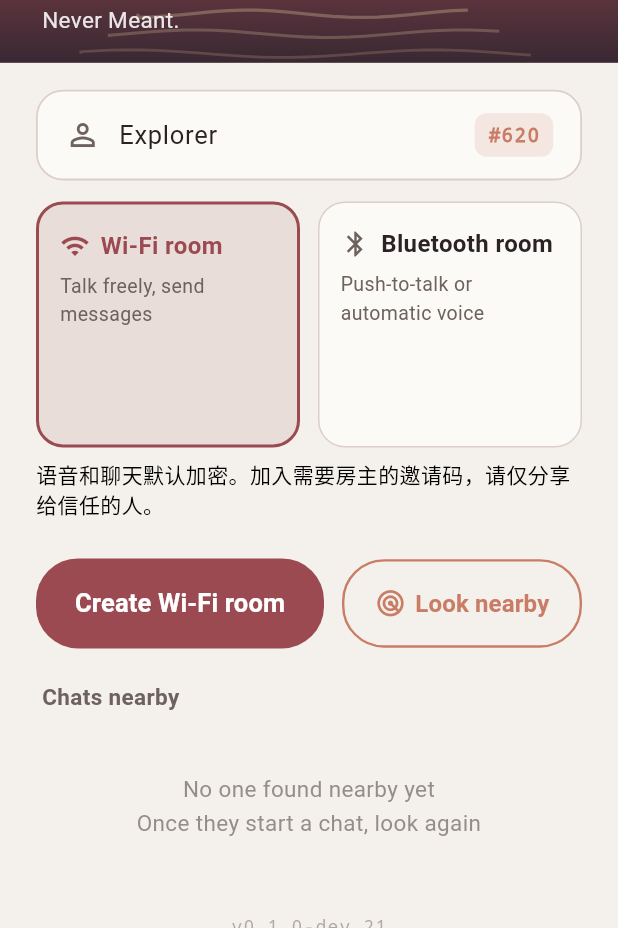
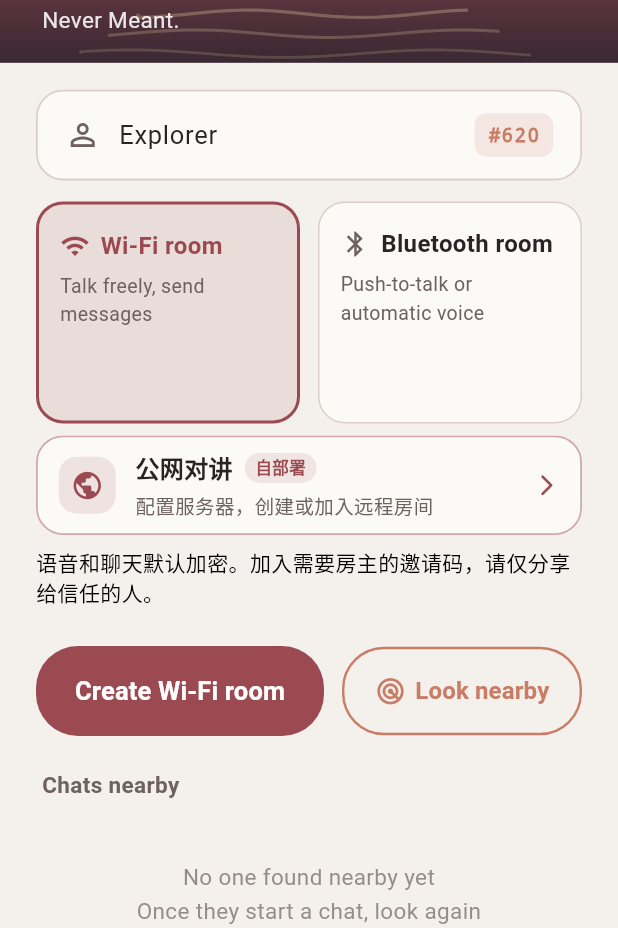
Before and after one commit to TimeLordFang/DawnMesh, a Flutter app: the screen it shows after launch, on a phone screen of 412 x 824 dp, the part 308-1236 px from its top. Run offline on Flutter 3.47's test engine with Material 3 defaults, Android fonts, the phone set to English and light mode, and no system bars; our stand-ins replace flutter_secure_storage; missing offline and left inert: cryptography, dart:ffi, livekit_client, pointycastle; accounts and stored records are empty.

Commit message:
修复网络房显示

```diff
--- a/lib/core/update/update_service.dart
+++ b/lib/core/update/update_service.dart
@@ -122,7 +122,7 @@
 }
 
 class UpdateService {
-  static const String currentVersion = '0.1.0-dev.21';
+  static const String currentVersion = '0.1.0-dev.22';
   static const String releasesPage =
       'https://github.com/TimeLordFang/DawnMesh/releases';
   static const String _releasesApi =
--- a/lib/l10n/app_strings.dart
+++ b/lib/l10n/app_strings.dart
@@ -224,8 +224,8 @@
   String get changelogTitle => isEn ? 'Recent changes' : '最近的变化';
   String get changelogBody =>
       isEn
-          ? '0.1.0-dev.21\nAdded self-hosted Internet intercom rooms with end-to-end encrypted audio, configurable servers, and host moderation.\nHosts can set a 1–60 minute recovery window, rename rooms, mute members, and hand over ownership.'
-          : '0.1.0-dev.21\n新增支持自部署服务端的公网对讲房，语音端到端加密，并可配置和切换服务端。\n房主可设置 1–60 分钟断线保留时长、修改房间名、禁言成员和移交房主。';
+          ? '0.1.0-dev.22\nThe Internet intercom entry is now always visible on the home screen, with direct access to self-hosted server settings.\nIncludes end-to-end encrypted audio, configurable servers, and host moderation.'
+          : '0.1.0-dev.22\n公网对讲入口现在完整显示在首页，可直接进入自部署服务器配置。\n支持语音端到端加密、切换服务器和房主管理。';
   String get licenseTitle => isEn ? 'Open source license' : '开源许可';
   String get licenseBody =>
       isEn
--- a/lib/ui/pages/home_page.dart
+++ b/lib/ui/pages/home_page.dart
@@ -448,11 +448,11 @@
                       child: LayoutBuilder(
                         builder: (context, constraints) {
                           final cardWidth = (constraints.maxWidth - 12) / 2;
-                          return SizedBox(
-                            height: 164,
-                            child: ListView(
-                              scrollDirection: Axis.horizontal,
-                              clipBehavior: Clip.none,
+                          return Column(
+                            children: [
+                              SizedBox(
+                                height: 148,
+                                child: Row(
                                   children: [
                                     SizedBox(
                                       width: cardWidth,
@@ -464,8 +464,9 @@
                                             _selectedMode ==
                                             RoomMode.wifiFullDuplex,
                                         isNight: isNight,
-                                    onTap: () =>
-                                        _selectMode(RoomMode.wifiFullDuplex),
+                                        onTap: () => _selectMode(
+                                          RoomMode.wifiFullDuplex,
+                                        ),
                                       ),
                                     ),
                                     const SizedBox(width: 12),
@@ -476,20 +477,18 @@
                                         title: s.bluetoothRoom,
                                         subtitle: s.bleRoomChipSubtitle,
                                         isSelected:
-                                        _selectedMode == RoomMode.bluetoothPtt,
+                                            _selectedMode ==
+                                            RoomMode.bluetoothPtt,
                                         isNight: isNight,
                                         onTap: () =>
                                             _selectMode(RoomMode.bluetoothPtt),
                                       ),
                                     ),
-                                const SizedBox(width: 12),
-                                SizedBox(
-                                  width: cardWidth,
-                                  child: _ModeSelectChip(
-                                    icon: Icons.public_rounded,
-                                    title: '网络对讲',
-                                    subtitle: '通过自部署服务器，与远方的人安全对讲',
-                                    isSelected: false,
+                                  ],
+                                ),
+                              ),
+                              const SizedBox(height: 8),
+                              _InternetEntryCard(
                                 isNight: isNight,
                                 onTap: () {
                                   FocusScope.of(context).unfocus();
@@ -504,9 +503,7 @@
                                   );
                                 },
                               ),
-                                ),
                             ],
-                            ),
                           );
                         },
                       ),
@@ -1164,6 +1161,104 @@
   }
 }
 
+class _InternetEntryCard extends StatelessWidget {
+  const _InternetEntryCard({required this.isNight, required this.onTap});
+
+  final bool isNight;
+  final VoidCallback onTap;
+
+  @override
+  Widget build(BuildContext context) {
+    final accent = isNight ? AppTheme.nightSkyBlue : AppTheme.dawnBurgundy;
+    final textPrimary = isNight
+        ? AppTheme.darkTextPrimary
+        : AppTheme.lightTextPrimary;
+    final textSecondary = isNight
+        ? AppTheme.darkTextSecondary
+        : AppTheme.lightTextSecondary;
+    final cardBg = isNight ? AppTheme.darkCardBg : AppTheme.lightCardBg;
+
+    return Material(
+      color: Colors.transparent,
+      child: InkWell(
+        onTap: onTap,
+        borderRadius: BorderRadius.circular(18),
+        child: Ink(
+          padding: const EdgeInsets.symmetric(horizontal: 14, vertical: 9),
+          decoration: BoxDecoration(
+            color: cardBg,
+            borderRadius: BorderRadius.circular(18),
+            border: Border.all(
+              color: accent.withValues(alpha: 0.46),
+              width: 1.2,
+            ),
+          ),
+          child: Row(
+            children: [
+              Container(
+                width: 38,
+                height: 38,
+                decoration: BoxDecoration(
+                  color: accent.withValues(alpha: 0.13),
+                  borderRadius: BorderRadius.circular(12),
+                ),
+                child: Icon(Icons.public_rounded, color: accent, size: 22),
+              ),
+              const SizedBox(width: 13),
+              Expanded(
+                child: Column(
+                  crossAxisAlignment: CrossAxisAlignment.start,
+                  mainAxisSize: MainAxisSize.min,
+                  children: [
+                    Row(
+                      children: [
+                        Text(
+                          '公网对讲',
+                          style: TextStyle(
+                            color: textPrimary,
+                            fontSize: 16,
+                            fontWeight: FontWeight.w700,
+                          ),
+                        ),
+                        const SizedBox(width: 8),
+                        Container(
+                          padding: const EdgeInsets.symmetric(
+                            horizontal: 7,
+                            vertical: 2,
+                          ),
+                          decoration: BoxDecoration(
+                            color: accent.withValues(alpha: 0.12),
+                            borderRadius: BorderRadius.circular(999),
+                          ),
+                          child: Text(
+                            '自部署',
+                            style: TextStyle(
+                              color: accent,
+                              fontSize: 11,
+                              fontWeight: FontWeight.w700,
+                            ),
+                          ),
+                        ),
+                      ],
+                    ),
+                    const SizedBox(height: 4),
+                    Text(
+                      '配置服务器，创建或加入远程房间',
+                      style: TextStyle(color: textSecondary, fontSize: 13),
+                    ),
+                  ],
+                ),
+              ),
+              const SizedBox(width: 8),
+              Icon(Icons.arrow_forward_ios_rounded, color: accent, size: 17),
+            ],
+          ),
+        ),
+      ),
+    );
+  }
+}
+
 class _ModeSelectChip extends StatelessWidget {
   final IconData icon;
   final String title;
@@ -1234,6 +1329,8 @@
             const SizedBox(height: 6),
             Text(
               subtitle,
+              maxLines: 3,
+              overflow: TextOverflow.ellipsis,
               style: TextStyle(color: textSecondary, fontSize: 13),
             ),
           ],
--- a/pubspec.yaml
+++ b/pubspec.yaml
@@ -3,8 +3,8 @@
 publish_to: 'none'
 
 # versionName 取 `+` 前半段，versionCode 取后半段。
-# DawnMesh 0.1.0-dev.21 / versionCode 21
-version: 0.1.0-dev.21+21
+# DawnMesh 0.1.0-dev.22 / versionCode 22
+version: 0.1.0-dev.22+22
 
 environment:
   sdk: '>=3.13.0 <4.0.0'
```
Also changed, not shown: 3 other files. Lines whose indentation alone changed are shown as unchanged.
